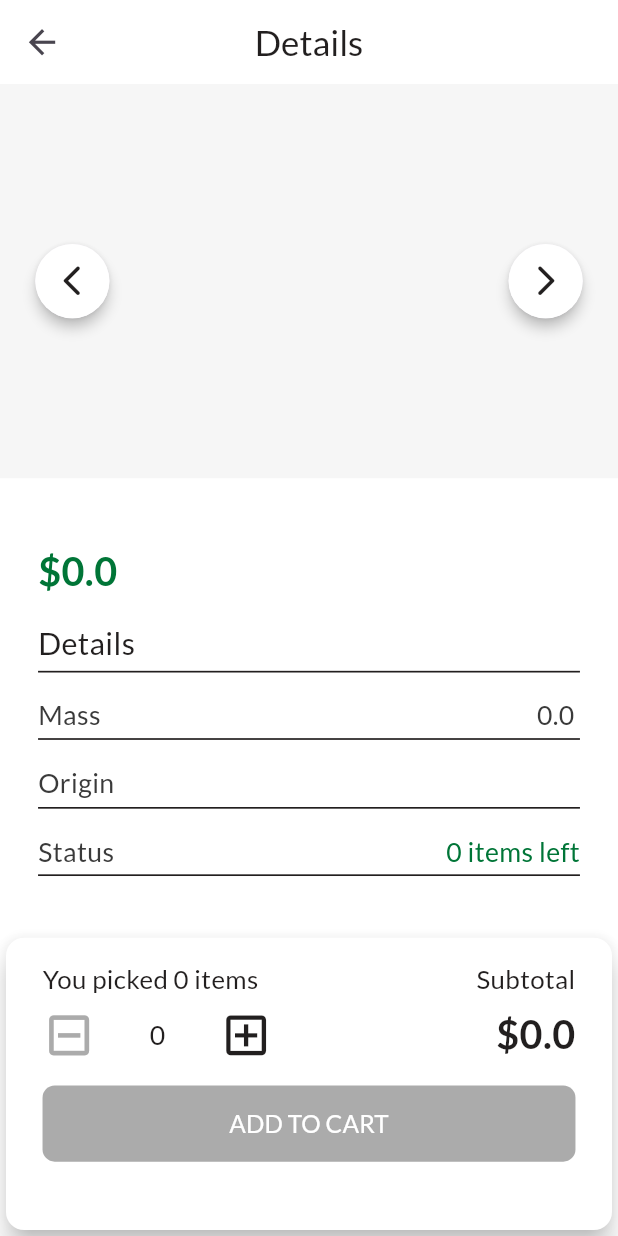
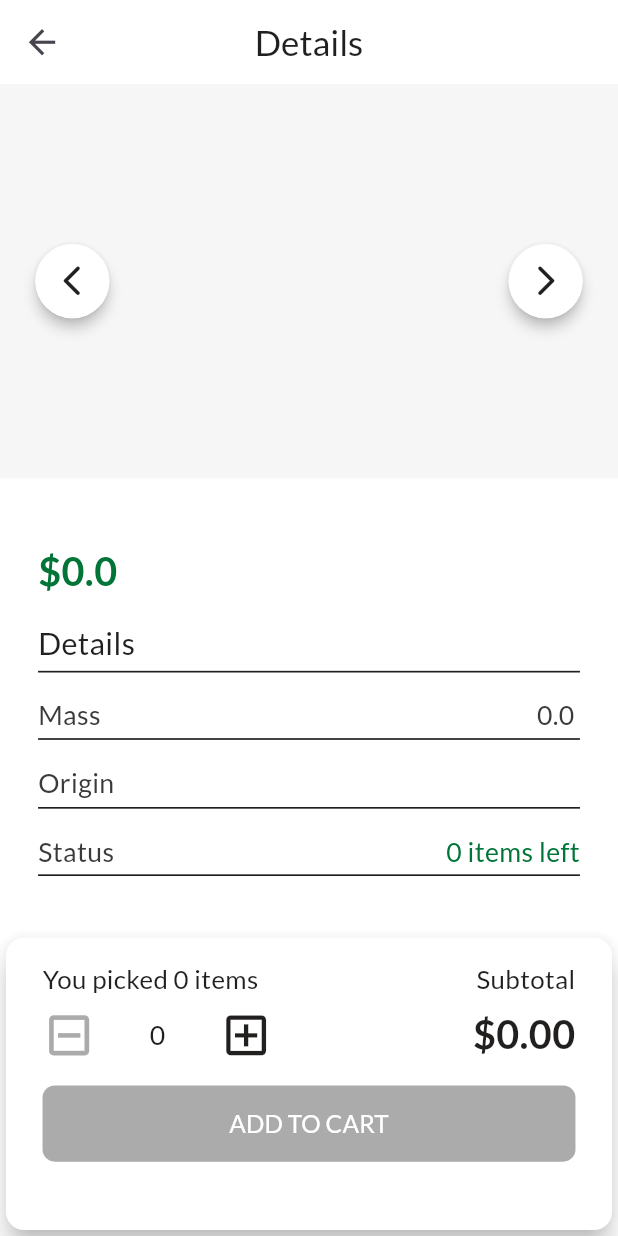
Before and after one commit to Abdusalom0516/Fayzigul, a Flutter app: the ProductsDetailsScreen screen opened directly with empty values, on a phone screen of 412 x 824 dp. Run offline on Flutter 3.47's test engine with Material 3 defaults, Android fonts, the phone set to English and light mode, and no system bars; our stand-ins replace cloud_firestore, dartz, equatable, firebase_auth, firebase_core, flutter_bloc and 4 more; accounts and stored records are empty.

Commit message:
BASE: Enhance Design.

```diff
--- a/lib/presentation/home/screens/products_details_screen.dart
+++ b/lib/presentation/home/screens/products_details_screen.dart
@@ -223,7 +223,7 @@ class ProductsDetailsScreen extends HookWidget {
                       child: Text(
                         textAlign: TextAlign.end,
                         overflow: TextOverflow.ellipsis,
-                        "\$${product.price * quantity.value}",
+                        "\$${(product.price * quantity.value).toStringAsFixed(2)}",
                         style: AppTextStyles.lato.bold(
                           color: colors.ff221fif,
                           fontSize: 24.w,
```
Also changed, not shown: 1 other file.
